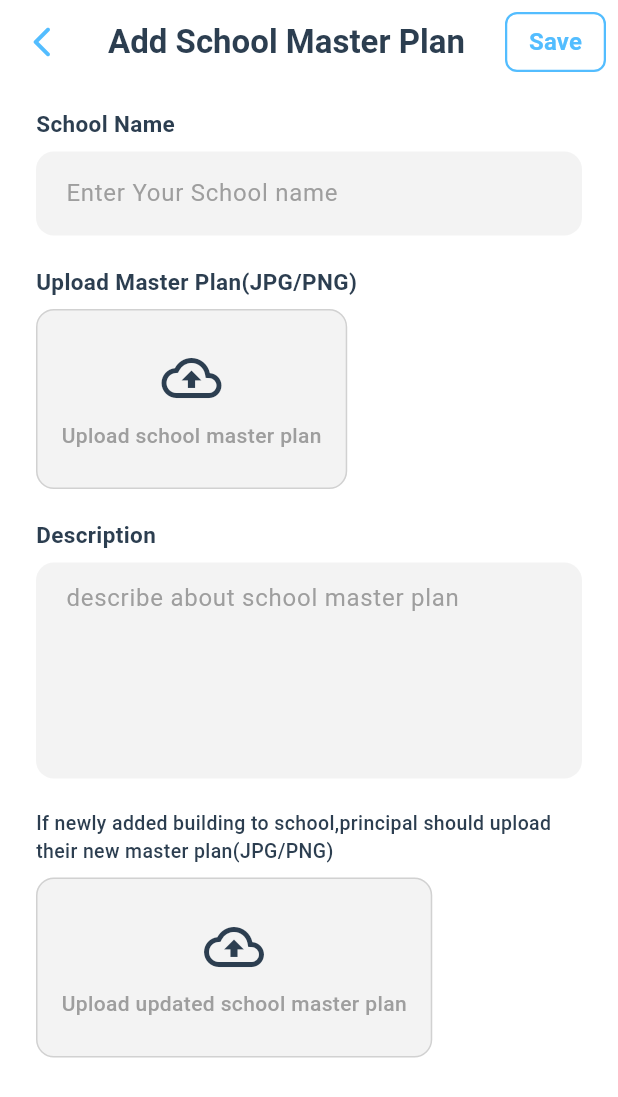
After one commit to Vihanga-manodhya/buildCare-app, a Flutter app: the AddMasterPlanScreen screen opened directly, on a phone screen of 412 x 824 dp. The commit adds this screen. Shown: the top 1097 px of the screen. Run offline on Flutter 3.47's test engine with Material 3 defaults, Android fonts, the phone set to English and light mode, and no system bars.

Commit message:
updated
create master_plan_screen file and updated dashboard file

```diff
--- a/lib/Principal/add_building_issues_screen.dart
+++ b/lib/Principal/add_building_issues_screen.dart
@@ -311,7 +311,7 @@ class _AddBuildingIssuesScreenState extends State<AddBuildingIssuesScreen> {
               onChanged: (newValue) { setState(() { selectedDamageType = newValue; }); },
             ),
 
-            _buildInputField(label: 'Description of Issue', hintText: 'Describe your SCHOOL building Issue', maxLines: 5, controller: _descriptionController),
+            _buildInputField(label: 'Description of Issue', hintText: 'Describe your School building Issue', maxLines: 5, controller: _descriptionController),
 
             _buildUploadButton(),
 
--- /dev/null
+++ b/lib/Principal/add_master_plan_screen.dart
@@ -0,0 +1,236 @@
+import 'package:flutter/material.dart';
+
+// Color definitions are duplicated here for consistency with the Dashboard file.
+class AppColors {
+  static const Color darkBackgroundColor = Color(0xFFFFFFFF); // Changed to White
+  static const Color cardBackgroundColor = Color(0xFFFFFFFF);
+  static const Color primaryBlue = Color(0xFF53BDFF);
+  static const Color darkTextColor = Color(0xFF2C3E50);
+  static const Color greyTextColor = Colors.grey;
+  static const Color lightGreyFill = Color(0xFFF3F3F3); // Changed to F3F3F3
+}
+
+// Converted to StatefulWidget to manage the focus state of the custom upload fields
+class AddMasterPlanScreen extends StatefulWidget {
+  const AddMasterPlanScreen({super.key});
+
+  @override
+  State<AddMasterPlanScreen> createState() => _AddMasterPlanScreenState();
+}
+
+class _AddMasterPlanScreenState extends State<AddMasterPlanScreen> {
+  // State to manage the focus (tap) effect for the custom upload areas
+  bool _isMasterPlanFocused = false;
+  bool _isUpdatedPlanFocused = false;
+
+  @override
+  Widget build(BuildContext context) {
+    return Scaffold(
+      backgroundColor: AppColors.darkBackgroundColor,
+
+      // App Bar matching the structure of other forms and the image
+      appBar: AppBar(
+        automaticallyImplyLeading: false, // Disable default back button
+        leading: IconButton( // Custom back button with chevron icon
+          icon: const Icon(Icons.arrow_back_ios_new_rounded),
+          color: AppColors.primaryBlue,
+          onPressed: () => Navigator.pop(context),
+        ),
+        title: const Text(
+          'Add School Master Plan',
+          style: TextStyle(color: AppColors.darkTextColor, fontWeight: FontWeight.bold),
+        ),
+        backgroundColor: AppColors.cardBackgroundColor,
+        elevation: 0, // Flat app bar
+        iconTheme: const IconThemeData(color: AppColors.primaryBlue), // Back button color
+        actions: [
+          // OutlinedButton for the "Save" action with a blue border
+          Padding(
+            padding: const EdgeInsets.only(right: 8.0),
+            child: OutlinedButton(
+              onPressed: () {
+                // TODO: Implement Save action (form submission)
+                ScaffoldMessenger.of(context).showSnackBar(
+                  const SnackBar(content: Text('Plan saved successfully! (Not implemented)')),
+                );
+              },
+              style: OutlinedButton.styleFrom(
+                padding: const EdgeInsets.symmetric(horizontal: 16, vertical: 0),
+                side: const BorderSide(color: AppColors.primaryBlue, width: 1.5),
+                shape: RoundedRectangleBorder(
+                  borderRadius: BorderRadius.circular(8),
+                ),
+              ),
+              child: const Text(
+                'Save',
+                style: TextStyle(
+                  color: AppColors.primaryBlue,
+                  fontSize: 16,
+                  fontWeight: FontWeight.bold,
+                ),
+              ),
+            ),
+          ),
+        ],
+      ),
+
+      body: SingleChildScrollView(
+        // Added vertical padding to match the look in the image
+        padding: const EdgeInsets.symmetric(horizontal: 24.0, vertical: 16.0),
+        child: Center( // Center the constrained content on the screen
+          child: ConstrainedBox( // Apply max width for a narrower form
+            constraints: const BoxConstraints(maxWidth: 500.0), // Reduced max width to 500.0
+            child: Column(
+              crossAxisAlignment: CrossAxisAlignment.start,
+              children: [
+                // 1. School Name Input
+                _buildLabel('School Name'),
+                _buildInputField('Enter Your School name'),
+                const SizedBox(height: 20),
+
+                // 2. Upload Master Plan (Initial Plan) - Now uses custom text area
+                _buildLabel('Upload Master Plan(JPG/PNG)'),
+                _buildUploadArea(
+                  'Upload school master plan',
+                  _isMasterPlanFocused,
+                  (isFocused) {
+                    setState(() {
+                      _isMasterPlanFocused = isFocused;
+                    });
+                  },
+                ),
+                const SizedBox(height: 20),
+
+                // 3. Description Input
+                _buildLabel('Description'),
+                _buildInputField('describe about school master plan', maxLines: 5),
+                const SizedBox(height: 20),
+
+                // 4. Upload Updated Master Plan (Conditional) - Now uses custom text area
+                const Padding(
+                  padding: EdgeInsets.only(bottom: 8.0),
+                  child: Text(
+                    'If newly added building to school,principal should upload their new master plan(JPG/PNG)',
+                    style: TextStyle(
+                      fontSize: 13,
+                      color: AppColors.darkTextColor,
+                      fontWeight: FontWeight.w500,
+                    ),
+                  ),
+                ),
+                _buildUploadArea(
+                  'Upload updated school master plan',
+                  _isUpdatedPlanFocused,
+                  (isFocused) {
+                    setState(() {
+                      _isUpdatedPlanFocused = isFocused;
+                    });
+                  },
+                ),
+                const SizedBox(height: 40),
+              ],
+            ),
+          ),
+        ),
+      ),
+    );
+  }
+
+  // Reusable widget to build the label text
+  Widget _buildLabel(String label) {
+    return Padding(
+      padding: const EdgeInsets.only(bottom: 8.0),
+      child: Text(
+        label,
+        style: const TextStyle(
+          fontSize: 15,
+          fontWeight: FontWeight.bold,
+          color: AppColors.darkTextColor,
+        ),
+      ),
+    );
+  }
+
+  // Reusable widget for standard text input fields
+  Widget _buildInputField(String hintText, {int maxLines = 1}) {
+    // Uses AppColors.lightGreyFill (now F3F3F3)
+    return TextField(
+      maxLines: maxLines,
+      cursorColor: AppColors.primaryBlue,
+      decoration: InputDecoration(
+        hintText: hintText,
+        hintStyle: const TextStyle(color: AppColors.greyTextColor),
+        // Fills the background with light grey (F3F3F3)
+        fillColor: AppColors.lightGreyFill,
+        filled: true,
+        contentPadding: EdgeInsets.symmetric(
+          horizontal: 16,
+          vertical: maxLines > 1 ? 12 : 16,
+        ),
+        // Styling for border to make it rounded and seamless
+        border: OutlineInputBorder(
+          borderRadius: BorderRadius.circular(12),
+          borderSide: BorderSide.none,
+        ),
+        enabledBorder: OutlineInputBorder(
+          borderRadius: BorderRadius.circular(12),
+          borderSide: BorderSide.none,
+        ),
+        // Blue border when field is focused
+        focusedBorder: OutlineInputBorder(
+          borderRadius: BorderRadius.circular(12),
+          borderSide: const BorderSide(color: AppColors.primaryBlue, width: 2),
+        ),
+      ),
+    );
+  }
+
+  // Custom widget for file upload, styled as a text area with a centered icon and focus effect
+  // This widget now respects the parent ConstrainedBox width.
+  Widget _buildUploadArea(String hintText, bool isFocused, void Function(bool) setFocus) {
+    return GestureDetector(
+      // Use GestureDetector to manually control the focus (border) state
+      onTapDown: (_) => setFocus(true),
+      onTapUp: (_) => setFocus(false),
+      onTapCancel: () => setFocus(false),
+      onTap: () {
+        // Implement file picking functionality here
+        setFocus(true); // Show the blue border briefly
+        // Simulate removing focus after a short delay
+        Future.delayed(const Duration(milliseconds: 200), () => setFocus(false));
+      },
+      child: Container(
+        height: 120, // Taller height for text area look
+        padding: const EdgeInsets.all(16),
+        decoration: BoxDecoration(
+          color: AppColors.lightGreyFill, // Background F3F3F3
+          borderRadius: BorderRadius.circular(12),
+          // Change border based on the focus state
+          border: Border.all(
+            color: isFocused ? AppColors.primaryBlue : AppColors.greyTextColor.withOpacity(0.4),
+            width: isFocused ? 2 : 1, // Thicker blue border when focused
+          ),
+        ),
+        child: Column(
+          mainAxisAlignment: MainAxisAlignment.center, // Center the icon and text vertically
+          children: [
+            const Icon(
+              Icons.cloud_upload_outlined, // Upload icon
+              color: AppColors.darkTextColor, // Icon color is black
+              size: 40,
+            ),
+            const SizedBox(height: 8),
+            Text(
+              hintText,
+              style: const TextStyle(
+                color: AppColors.greyTextColor,
+                fontSize: 14,
+                fontWeight: FontWeight.w500,
+              ),
+            ),
+          ],
+        ),
+      ),
+    );
+  }
+}
--- a/lib/Principal/dashboard_screen.dart
+++ b/lib/Principal/dashboard_screen.dart
@@ -1,7 +1,9 @@
 import 'package:flutter/material.dart';
-// 1. Import the two new screen files
+// 1. Import the original screen files
 import 'add_building_issues_screen.dart';
 import 'add_school_details_screen.dart';
+// 2. Import the new Master Plan screen
+import 'add_master_plan_screen.dart';
 
 class DashboardScreen extends StatelessWidget {
   const DashboardScreen({super.key});
@@ -151,7 +153,7 @@ class DashboardScreen extends StatelessWidget {
       padding: const EdgeInsets.symmetric(horizontal: 24.0),
       child: Column(
         children: [
-          // Card 1: Add Your School Details (Navigation added here)
+          // Card 1: Add Your School Details
           CardTile(
             icon: Icons.add_circle_outline,
             title: 'Add Your School Details',
@@ -167,7 +169,7 @@ class DashboardScreen extends StatelessWidget {
 
           const SizedBox(height: 12.0),
 
-          // Card 2: Add Building Issues (Existing Navigation)
+          // Card 2: Add Building Issues
           CardTile(
             icon: Icons.construction,
             title: 'Add Building Issues',
@@ -183,11 +185,18 @@ class DashboardScreen extends StatelessWidget {
 
           const SizedBox(height: 12.0),
 
-          // Card 3: Manage Master Plans
-          const CardTile(
+          // Card 3: Manage Master Plans (NAVIGATION ADDED HERE)
+          CardTile(
             icon: Icons.map_outlined,
             title: 'Manage Master Plans',
             iconSize: largeCategory3IconSize,
+            onTap: () {
+              // --- NAVIGATION CODE for Add Master Plan Screen ---
+              Navigator.push(
+                context,
+                MaterialPageRoute(builder: (context) => const AddMasterPlanScreen()),
+              );
+            },
           ),
         ],
       ),
@@ -240,13 +249,14 @@ class CardTile extends StatelessWidget {
   final double iconSize;
   final VoidCallback? onTap;
 
+  // FIX: Constructor updated for compatibility (fixing line 197 issue)
   const CardTile({
     required this.icon,
     required this.title,
     required this.iconSize,
     this.onTap,
-    super.key,
-  });
+    Key? key, // Explicit Key parameter
+  }) : super(key: key); // Explicit super call
 
   @override
   Widget build(BuildContext context) {
@@ -309,14 +319,15 @@ class ReportedIssueCard extends StatelessWidget {
   final String date;
   final String location;
 
+  // FIX: Constructor updated for compatibility
   const ReportedIssueCard({
     required this.schoolName,
     required this.issue,
     required this.status,
     required this.date,
     required this.location,
-    super.key,
-  });
+    Key? key, // Explicit Key parameter
+  }) : super(key: key); // Explicit super call
 
   @override
   Widget build(BuildContext context) {
```
